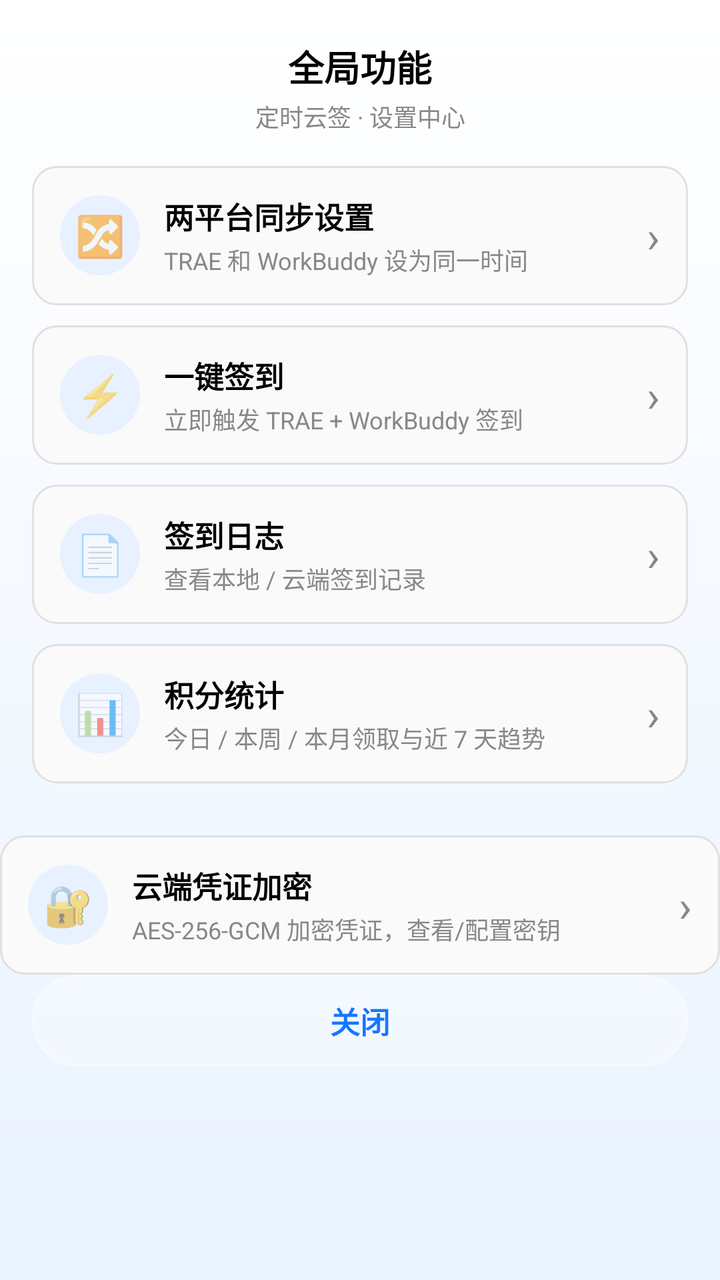
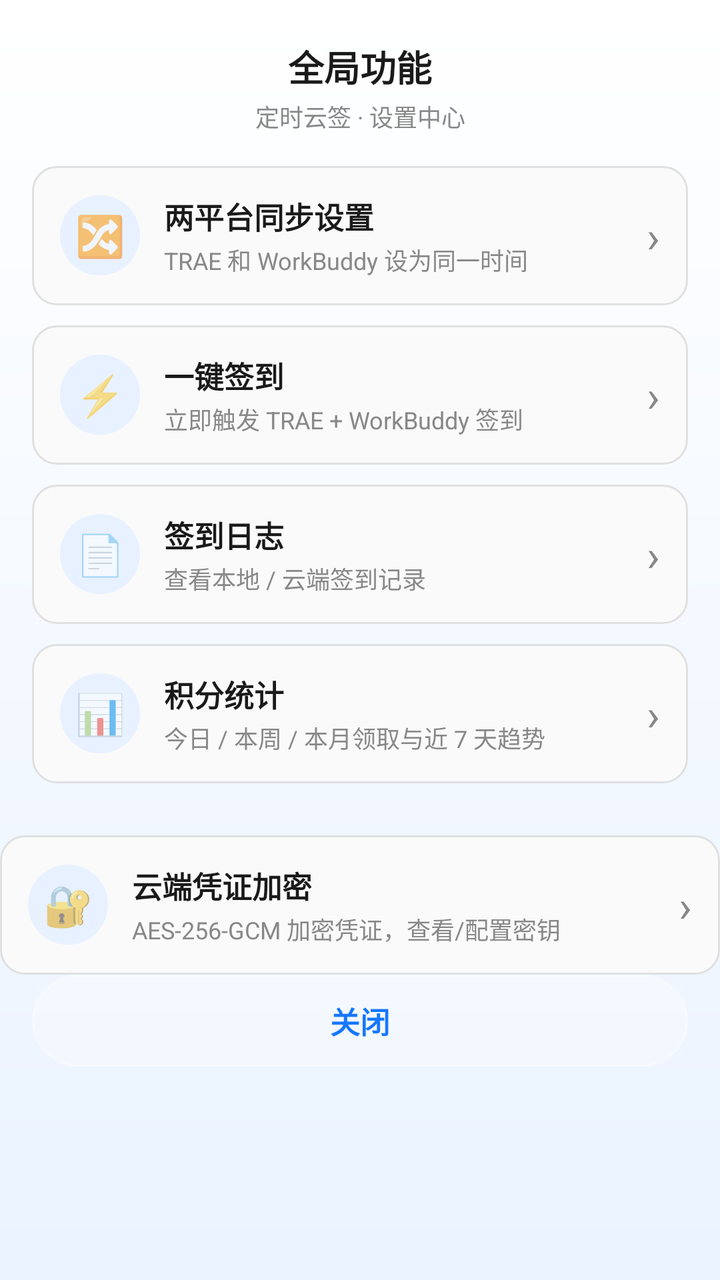

Before-and-after screenshots of an Android layout around one commit, followed by the original layout XML and the change that was made.
<!-- AndroidManifest.xml: application theme Theme.SignApp -->
<!-- res/layout/dialog_settings.xml -->
<?xml version="1.0" encoding="utf-8"?>
<LinearLayout xmlns:android="http://schemas.android.com/apk/res/android"
    android:layout_width="match_parent"
    android:layout_height="wrap_content"
    android:orientation="vertical"
    android:background="@drawable/bg_dialog_light"
    android:paddingTop="20dp"
    android:paddingBottom="8dp">

    
    <TextView
        android:layout_width="match_parent"
        android:layout_height="wrap_content"
        android:gravity="center"
        android:text="全局功能"
        android:textColor="@color/black"
        android:textSize="18sp"
        android:textStyle="bold" />

    <TextView
        android:layout_width="match_parent"
        android:layout_height="wrap_content"
        android:layout_marginTop="3dp"
        android:gravity="center"
        android:text="定时云签 · 设置中心"
        android:textColor="@color/gray"
        android:textSize="12sp" />

    
    <LinearLayout
        android:layout_width="match_parent"
        android:layout_height="wrap_content"
        android:orientation="vertical"
        android:padding="16dp">

        
        <LinearLayout
            android:id="@+id/btnSyncSchedule"
            android:layout_width="match_parent"
            android:layout_height="wrap_content"
            android:orientation="horizontal"
            android:gravity="center_vertical"
            android:background="@drawable/bg_card"
            android:padding="14dp"
            android:layout_marginBottom="10dp">

            <TextView
                android:layout_width="40dp"
                android:layout_height="40dp"
                android:background="@drawable/bg_icon_circle"
                android:gravity="center"
                android:text="🔀"
                android:textSize="20sp" />

            <LinearLayout
                android:layout_width="0dp"
                android:layout_height="wrap_content"
                android:layout_weight="1"
                android:orientation="vertical"
                android:layout_marginStart="12dp">

                <TextView
                    android:layout_width="wrap_content"
                    android:layout_height="wrap_content"
                    android:text="两平台同步设置"
                    android:textColor="@color/black"
                    android:textSize="15sp"
                    android:textStyle="bold" />

                <TextView
                    android:layout_width="wrap_content"
                    android:layout_height="wrap_content"
                    android:layout_marginTop="2dp"
                    android:text="TRAE 和 WorkBuddy 设为同一时间"
                    android:textColor="@color/gray"
                    android:textSize="12sp" />
            </LinearLayout>

            <TextView
                android:layout_width="wrap_content"
                android:layout_height="wrap_content"
                android:text="›"
                android:textColor="@color/gray"
                android:textSize="22sp" />
        </LinearLayout>

        
        <LinearLayout
            android:id="@+id/btnQuickCheckin"
            android:layout_width="match_parent"
            android:layout_height="wrap_content"
            android:orientation="horizontal"
            android:gravity="center_vertical"
            android:background="@drawable/bg_card"
            android:padding="14dp"
            android:layout_marginBottom="10dp">

            <TextView
                android:layout_width="40dp"
                android:layout_height="40dp"
                android:background="@drawable/bg_icon_circle"
                android:gravity="center"
                android:text="⚡"
                android:textSize="20sp" />

            <LinearLayout
                android:layout_width="0dp"
                android:layout_height="wrap_content"
                android:layout_weight="1"
                android:orientation="vertical"
                android:layout_marginStart="12dp">

                <TextView
                    android:layout_width="wrap_content"
                    android:layout_height="wrap_content"
                    android:text="一键签到"
                    android:textColor="@color/black"
                    android:textSize="15sp"
                    android:textStyle="bold" />

                <TextView
                    android:layout_width="wrap_content"
                    android:layout_height="wrap_content"
                    android:layout_marginTop="2dp"
                    android:text="立即触发 TRAE + WorkBuddy 签到"
                    android:textColor="@color/gray"
                    android:textSize="12sp" />
            </LinearLayout>

            <TextView
                android:layout_width="wrap_content"
                android:layout_height="wrap_content"
                android:text="›"
                android:textColor="@color/gray"
                android:textSize="22sp" />
        </LinearLayout>

        
        <LinearLayout
            android:id="@+id/btnLogsEntry"
            android:layout_width="match_parent"
            android:layout_height="wrap_content"
            android:orientation="horizontal"
            android:gravity="center_vertical"
            android:background="@drawable/bg_card"
            android:padding="14dp">

            <TextView
                android:layout_width="40dp"
                android:layout_height="40dp"
                android:background="@drawable/bg_icon_circle"
                android:gravity="center"
                android:text="📄"
                android:textSize="20sp" />

            <LinearLayout
                android:layout_width="0dp"
                android:layout_height="wrap_content"
                android:layout_weight="1"
                android:orientation="vertical"
                android:layout_marginStart="12dp">

                <TextView
                    android:layout_width="wrap_content"
                    android:layout_height="wrap_content"
                    android:text="签到日志"
                    android:textColor="@color/black"
                    android:textSize="15sp"
                    android:textStyle="bold" />

                <TextView
                    android:layout_width="wrap_content"
                    android:layout_height="wrap_content"
                    android:layout_marginTop="2dp"
                    android:text="查看本地 / 云端签到记录"
                    android:textColor="@color/gray"
                    android:textSize="12sp" />
            </LinearLayout>

            <TextView
                android:layout_width="wrap_content"
                android:layout_height="wrap_content"
                android:text="›"
                android:textColor="@color/gray"
                android:textSize="22sp" />
        </LinearLayout>

        
        <LinearLayout
            android:id="@+id/btnStatsEntry"
            android:layout_width="match_parent"
            android:layout_height="wrap_content"
            android:orientation="horizontal"
            android:gravity="center_vertical"
            android:background="@drawable/bg_card"
            android:padding="14dp"
            android:layout_marginTop="10dp">

            <TextView
                android:layout_width="40dp"
                android:layout_height="40dp"
                android:background="@drawable/bg_icon_circle"
                android:gravity="center"
                android:text="📊"
                android:textSize="20sp" />

            <LinearLayout
                android:layout_width="0dp"
                android:layout_height="wrap_content"
                android:layout_weight="1"
                android:orientation="vertical"
                android:layout_marginStart="12dp">

                <TextView
                    android:layout_width="wrap_content"
                    android:layout_height="wrap_content"
                    android:text="积分统计"
                    android:textColor="@color/black"
                    android:textSize="15sp"
                    android:textStyle="bold" />

                <TextView
                    android:layout_width="wrap_content"
                    android:layout_height="wrap_content"
                    android:layout_marginTop="2dp"
                    android:text="今日 / 本周 / 本月领取与近 7 天趋势"
                    android:textColor="@color/gray"
                    android:textSize="12sp" />
            </LinearLayout>

            <TextView
                android:layout_width="wrap_content"
                android:layout_height="wrap_content"
                android:text="›"
                android:textColor="@color/gray"
                android:textSize="22sp" />
        </LinearLayout>

    </LinearLayout>

        
        <LinearLayout
            android:id="@+id/btnCryptoEntry"
            android:layout_width="match_parent"
            android:layout_height="wrap_content"
            android:orientation="horizontal"
            android:gravity="center_vertical"
            android:background="@drawable/bg_card"
            android:padding="14dp"
            android:layout_marginTop="10dp">

            <TextView
                android:layout_width="40dp"
                android:layout_height="40dp"
                android:background="@drawable/bg_icon_circle"
                android:gravity="center"
                android:text="🔐"
                android:textSize="20sp" />

            <LinearLayout
                android:layout_width="0dp"
                android:layout_height="wrap_content"
                android:layout_weight="1"
                android:orientation="vertical"
                android:layout_marginStart="12dp">

                <TextView
                    android:layout_width="wrap_content"
                    android:layout_height="wrap_content"
                    android:text="云端凭证加密"
                    android:textColor="@color/black"
                    android:textSize="15sp"
                    android:textStyle="bold" />

                <TextView
                    android:layout_width="wrap_content"
                    android:layout_height="wrap_content"
                    android:layout_marginTop="2dp"
                    android:text="AES-256-GCM 加密凭证，查看/配置密钥"
                    android:textColor="@color/gray"
                    android:textSize="12sp" />
            </LinearLayout>

            <TextView
                android:layout_width="wrap_content"
                android:layout_height="wrap_content"
                android:text="›"
                android:textColor="@color/gray"
                android:textSize="22sp" />
        </LinearLayout>


    
    <TextView
        android:id="@+id/btnCloseSettings"
        android:layout_width="match_parent"
        android:layout_height="wrap_content"
        android:layout_marginLeft="16dp"
        android:layout_marginRight="16dp"
        android:layout_marginBottom="12dp"
        android:background="@drawable/bg_badge"
        android:gravity="center"
        android:padding="12dp"
        android:text="关闭"
        android:textColor="@color/primary"
        android:textSize="15sp"
        android:textStyle="bold" />
</LinearLayout>
<!-- resources referenced by this layout -->
<resources>
  <color name="black">#000000</color>
  <color name="gray">#888888</color>
  <color name="primary">#1677FF</color>
  <!-- drawable bg_badge (drawable) -->
  <?xml version="1.0" encoding="utf-8"?>
  <shape xmlns:android="http://schemas.android.com/apk/res/android">
      <solid android:color="#40FFFFFF" />
      <corners android:radius="999dp" />
      <stroke android:width="1dp" android:color="#66FFFFFF" />
  </shape>
  <!-- drawable bg_card (drawable) -->
  <?xml version="1.0" encoding="utf-8"?>
  <shape xmlns:android="http://schemas.android.com/apk/res/android">
      <solid android:color="@color/card_bg" />
      <corners android:radius="12dp" />
      <stroke android:width="1dp" android:color="@color/divider" />
  </shape>
  <!-- drawable bg_dialog_light (drawable) -->
  <?xml version="1.0" encoding="utf-8"?>
  <shape xmlns:android="http://schemas.android.com/apk/res/android"
      android:shape="rectangle">
      <gradient
          android:angle="270"
          android:startColor="#FFFFFF"
          android:endColor="#EAF3FF" />
  </shape>
  <!-- drawable bg_icon_circle (drawable) -->
  <?xml version="1.0" encoding="utf-8"?>
  <shape xmlns:android="http://schemas.android.com/apk/res/android"
      android:shape="oval">
      <solid android:color="#E8F1FF" />
  </shape>
  <style name="Theme.SignApp" parent="Theme.MaterialComponents.DayNight.NoActionBar">
          <item name="colorPrimary">@color/primary</item>
          <item name="colorPrimaryVariant">@color/primary_dark</item>
          <item name="colorOnPrimary">@color/white</item>
          <item name="android:statusBarColor">@color/gradient_start</item>
          <item name="android:windowBackground">@color/white</item>
      </style>
  <color name="card_bg">#FAFAFA</color>
  <color name="divider">#E0E0E0</color>
  <color name="primary_dark">#0E5FCC</color>
  <color name="white">#FFFFFF</color>
  <color name="gradient_start">#3B8BFF</color>
</resources>

<!-- the commit's change to res/layout/dialog_settings.xml (unified diff, before → after) -->
@@ -13,7 +13,7 @@
         android:layout_height="wrap_content"
         android:gravity="center"
         android:text="全局功能"
-        android:textColor="@color/black"
+        android:textColor="@color/text_primary"
         android:textSize="18sp"
         android:textStyle="bold" />
 
@@ -63,7 +63,7 @@
                     android:layout_width="wrap_content"
                     android:layout_height="wrap_content"
                     android:text="两平台同步设置"
-                    android:textColor="@color/black"
+                    android:textColor="@color/text_primary"
                     android:textSize="15sp"
                     android:textStyle="bold" />
 
@@ -114,7 +114,7 @@
                     android:layout_width="wrap_content"
                     android:layout_height="wrap_content"
                     android:text="一键签到"
-                    android:textColor="@color/black"
+                    android:textColor="@color/text_primary"
                     android:textSize="15sp"
                     android:textStyle="bold" />
 
@@ -164,7 +164,7 @@
                     android:layout_width="wrap_content"
                     android:layout_height="wrap_content"
                     android:text="签到日志"
-                    android:textColor="@color/black"
+                    android:textColor="@color/text_primary"
                     android:textSize="15sp"
                     android:textStyle="bold" />
 
@@ -215,7 +215,7 @@
                     android:layout_width="wrap_content"
                     android:layout_height="wrap_content"
                     android:text="积分统计"
-                    android:textColor="@color/black"
+                    android:textColor="@color/text_primary"
                     android:textSize="15sp"
                     android:textStyle="bold" />
 
@@ -268,7 +268,7 @@
                     android:layout_width="wrap_content"
                     android:layout_height="wrap_content"
                     android:text="云端凭证加密"
-                    android:textColor="@color/black"
+                    android:textColor="@color/text_primary"
                     android:textSize="15sp"
                     android:textStyle="bold" />
 
<!-- resource entries referenced after the edit -->
@@ -1,8 +1,8 @@
 <!-- resources referenced by this layout -->
 <resources>
-  <color name="black">#000000</color>
   <color name="gray">#888888</color>
   <color name="primary">#1677FF</color>
+  <color name="text_primary">#1A1A1A</color>
   <!-- drawable bg_badge (drawable) -->
   <?xml version="1.0" encoding="utf-8"?>
   <shape xmlns:android="http://schemas.android.com/apk/res/android">
@@ -23,8 +23,8 @@
       android:shape="rectangle">
       <gradient
           android:angle="270"
-          android:startColor="#FFFFFF"
-          android:endColor="#EAF3FF" />
+          android:startColor="@color/surface_start"
+          android:endColor="@color/surface_end" />
   </shape>
   <!-- drawable bg_icon_circle (drawable) -->
   <?xml version="1.0" encoding="utf-8"?>
@@ -41,6 +41,8 @@
       </style>
   <color name="card_bg">#FAFAFA</color>
   <color name="divider">#E0E0E0</color>
+  <color name="surface_start">#FFFFFF</color>
+  <color name="surface_end">#EAF3FF</color>
   <color name="primary_dark">#0E5FCC</color>
   <color name="white">#FFFFFF</color>
   <color name="gradient_start">#3B8BFF</color>
